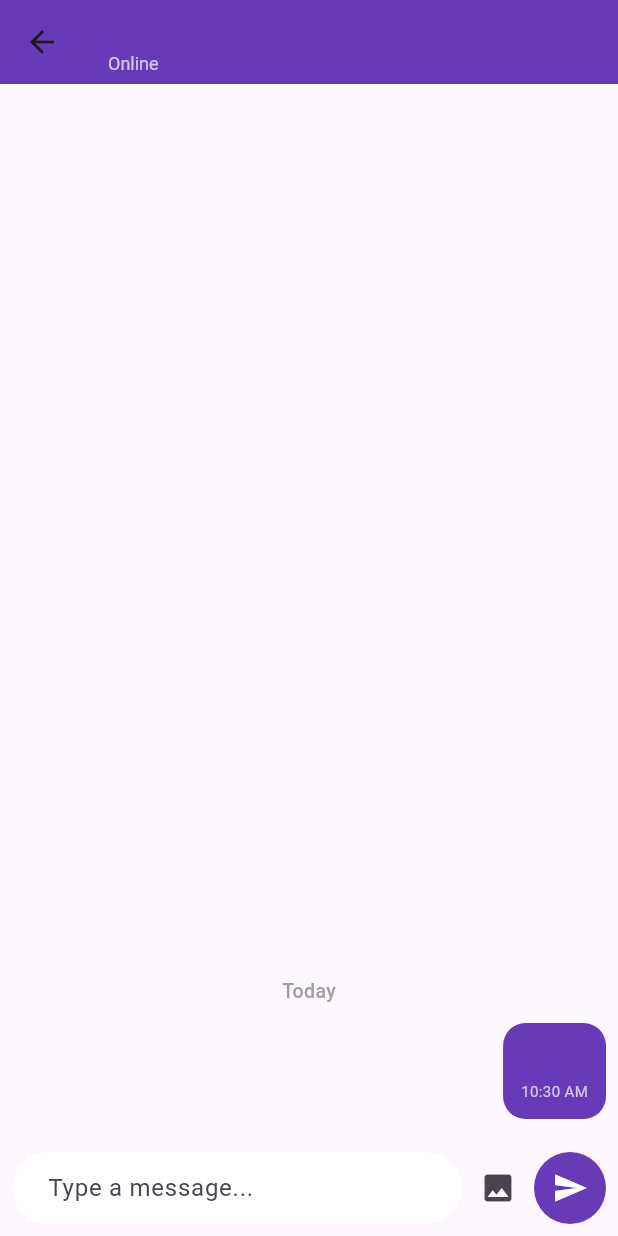
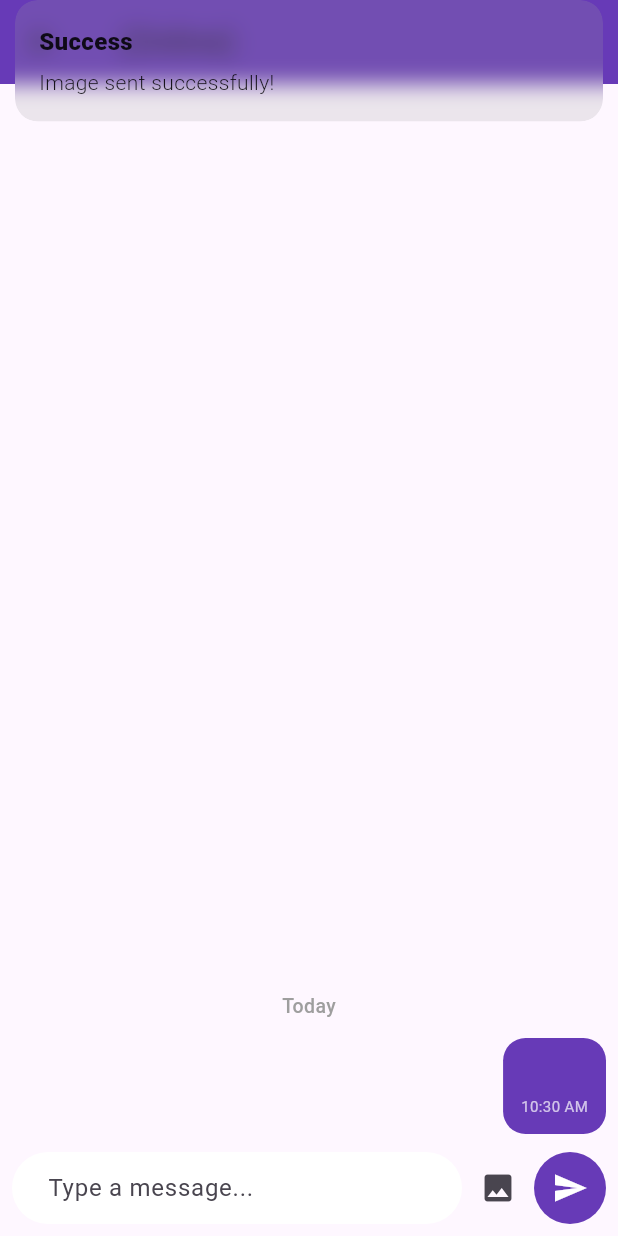
Before and after one commit to Abdullah4445/admin_privatily, a Flutter app: the ChattingPage screen opened directly with empty values, after a tap on the "image" icon, on a phone screen of 412 x 824 dp. Run offline on Flutter 3.47's test engine with Material 3 defaults, Android fonts, the phone set to English and light mode, and no system bars; our stand-ins replace cloud_firestore, firebase_auth, firebase_core, gap, get, lottie; accounts and stored records are empty; network calls fail.

```diff
--- a/lib/chatting_page/chatting_page_logic.dart
+++ b/lib/chatting_page/chatting_page_logic.dart
@@ -1,18 +1,19 @@
-import 'package:flutter/material.dart';
+import 'package:cloud_firestore/cloud_firestore.dart';
+import 'package:firebase_auth/firebase_auth.dart';
 import 'package:get/get.dart';
-import 'package:firebase_auth/firebase_auth.dart';
-import 'package:cloud_firestore/cloud_firestore.dart';
 
-import '../models/messages.dart';
+import '../models/messages.dart'; // Ensure this path is correct
 
 class ChattingPageLogic extends GetxController {
   final FirebaseFirestore myFbFs = FirebaseFirestore.instance;
   final FirebaseAuth myFbAuth = FirebaseAuth.instance;
   var messages = <Messages>[].obs;
   final RxBool receiverOnlineStatus = false.obs;
+  final RxBool isLoading = false.obs; // Added isLoading observable
 
   // ✅ Send text message
   Future<void> sendMessage(String chatRoomId, String receiverId, String messageText) async {
+    isLoading.value = true;
     try {
       final senderId = myFbAuth.currentUser?.uid;
       if (senderId == null) return;
@@ -23,18 +24,25 @@ class ChattingPageLogic extends GetxController {
         'messageText': messageText,
         'messageType': 'text',
         'timestamp': FieldValue.serverTimestamp(),
-      });
+      }); // success message
     } catch (e) {
-      Get.snackbar('Send Failed', e.toString());
+      print("Error sending message: $e"); // Crucial for debugging
+      Get.snackbar('Send Failed', 'An error occurred: ${e.toString()}'); // User-friendly message
+    } finally {
+      print("Finally block executed");
+      isLoading.value = false; // Stop loading
     }
   }
 
   // ✅ Pick & send image message (placeholder only)
   Future<void> pickImage(String chatRoomId, String receiverId) async {
+    isLoading.value = true; // Start loading
+    try {
       // You can use image_picker or file_picker package here
       // For now, let's simulate sending an image URL
-    final dummyImageUrl = "https://via.placeholder.com/150";
+      const dummyImageUrl = "https://via.placeholder.com/150";
       final senderId = myFbAuth.currentUser?.uid;
+      if (senderId == null) return;
 
       await myFbFs.collection('ChatsRoomId').doc(chatRoomId).collection('Messages').add({
         'senderId': senderId,
@@ -43,6 +51,13 @@ class ChattingPageLogic extends GetxController {
         'imageUrl': dummyImageUrl,
         'timestamp': FieldValue.serverTimestamp(),
       });
+      Get.snackbar('Success', 'Image sent successfully!'); // success message
+    } catch (e) {
+      print("Error picking image: $e");
+      Get.snackbar('Image Upload Failed', 'An error occurred: ${e.toString()}');
+    } finally{
+      isLoading.value = false; // Stop loading
+    }
   }
 
   // ✅ Get messages from Firestore
@@ -61,4 +76,10 @@ class ChattingPageLogic extends GetxController {
   void updateMessages(List<Messages> newMessages) {
     messages.value = newMessages;
   }
+
+  @override
+  void onClose() {
+    // You don't need to call Get.delete here. GetX manages the lifecycle.
+    super.onClose();
   }
+}
--- a/lib/chatting_page/chatting_page_view.dart
+++ b/lib/chatting_page/chatting_page_view.dart
@@ -1,12 +1,16 @@
+import 'dart:async';
+
 import 'package:admin_privatily/chatting_page/widgets/chat_bubble.dart';
 import 'package:admin_privatily/chatting_page/widgets/date_header.dart';
 import 'package:admin_privatily/chatting_page/widgets/message_input_field.dart';
 import 'package:flutter/material.dart';
 import 'package:get/get.dart';
-import 'dart:async';
 import 'package:cloud_firestore/cloud_firestore.dart';
+import 'package:firebase_auth/firebase_auth.dart';
+import 'package:intl/intl.dart';
 
-import '../models/messages.dart';
+import '../firebase_utils.dart';
+import '../login_screen/logic.dart';
 import 'chatting_page_logic.dart';
 
 class ChattingPage extends StatefulWidget {
@@ -25,156 +29,82 @@ class ChattingPage extends StatefulWidget {
   State<ChattingPage> createState() => _ChattingPageState();
 }
 
-class _ChattingPageState extends State<ChattingPage> {
+class _ChattingPageState extends State<ChattingPage>
+    with WidgetsBindingObserver {
   final ChattingPageLogic logic = Get.put(ChattingPageLogic());
+  final Login_pageLogic logic1 = Get.put(Login_pageLogic());
   final TextEditingController _messageController = TextEditingController();
-  final RxString receiverStatusText = ''.obs;
   bool isLoading = false;
+
   Timer? _typingTimer;
+  final _auth = FirebaseAuth.instance;
+  final _firestore = FirebaseFirestore.instance;
 
   @override
   void initState() {
     super.initState();
+    WidgetsBinding.instance.addObserver(this);
+    setUserOnline();
+
     logic.getMessages(widget.chatRoomId).listen((newMessages) {
       logic.updateMessages(newMessages);
     });
-    _updateOnlineStatus(true);
-    _listenToReceiverStatus();
   }
 
   @override
   void dispose() {
-    _updateOnlineStatus(false);
-    _setTyping(false);
+    setUserOffline();
+    WidgetsBinding.instance.removeObserver(this);
     _typingTimer?.cancel();
+    Get.delete<ChattingPageLogic>();
     super.dispose();
-    Get.delete<ChattingPageLogic>();
   }
 
-  void _updateOnlineStatus(bool online) async {
-    final uid = logic.myFbAuth.currentUser!.uid;
-    print("Setting online status for user $uid to $online");
-
-    try {
-      await logic.myFbFs.collection('ChatsRoomId').doc(widget.chatRoomId).set({
-        'onlineStatus': {uid: online},
-        if (!online) 'lastSeen': {uid: Timestamp.now()},
+  Future<void> setUserOffline() async {
+    final user = _auth.currentUser;
+    if (user != null) {
+      await _firestore.collection('users').doc(user.uid).set({
+        'isOnline': false,
+        'lastSeen': FieldValue.serverTimestamp(),
       }, SetOptions(merge: true));
-      print("Online status updated successfully in Firestore.");
-    } catch (e) {
-      print("Error updating online status: $e");
     }
   }
 
-  Future<void> _setTyping(bool isTyping) async {
-    final uid = logic.myFbAuth.currentUser!.uid;
-    // Prevent unnecessary writes if the status is already the same
-    final currentTypingStatus = await logic.myFbFs.collection('ChatsRoomId')
-        .doc(widget.chatRoomId)
-        .get()
-        .then((doc) => doc.data()?['typingStatus']?[uid] as bool?);
-
-    if (currentTypingStatus == isTyping) {
-      print("Typing status is already $isTyping, skipping update");
-      return;
-    }
-
-    print("Setting typing status for user $uid to $isTyping");
-
-    try {
-      await logic.myFbFs.collection('ChatsRoomId').doc(widget.chatRoomId).set({
-        'typingStatus': {uid: isTyping}
-      }, SetOptions(merge: true));
-      print("Typing status updated successfully in Firestore.");
-    } catch (e) {
-      print("Error setting typing status: $e");
+  @override
+  void didChangeAppLifecycleState(AppLifecycleState state) {
+    if (state == AppLifecycleState.resumed) {
+      setUserOnline();
+    } else if (state == AppLifecycleState.inactive ||
+        state == AppLifecycleState.paused ||
+        state == AppLifecycleState.detached) {
+      setUserOffline();
     }
   }
 
-
-  void _listenToReceiverStatus() {
-    print("Listening to receiver status for chatRoomId: ${widget.chatRoomId}, receiverId: ${widget.receiverId}");
-
-    logic.myFbFs.collection('ChatsRoomId').doc(widget.chatRoomId).snapshots().listen((doc) {
-      if (!mounted) {
-        print("Widget is not mounted.  Exiting _listenToReceiverStatus.");
-        return;
+  void setTypingStatus(bool isTyping) async {
+    final user = _auth.currentUser;
+    if (user != null) {
+      await _firestore.collection('users').doc(user.uid).set({
+        'isTyping': isTyping,
+      }, SetOptions(merge: true));
     }
-
-      final data = doc.data();
-      print("Snapshot Data: $data");
-
-      if (data != null) {
-        final typingStatusMap = data['typingStatus'] as Map<String, dynamic>?;
-        final onlineStatusMap = data['onlineStatus'] as Map<String, dynamic>?;
-        final lastSeenMap = data['lastSeen'] as Map<String, dynamic>?;
-
-        print("Typing Status Map: $typingStatusMap");
-        print("Online Status Map: $onlineStatusMap");
-        print("Last Seen Map: $lastSeenMap");
-
-        // Check for receiverId (Guest User Id)
-        final isReceiverTypingValue = typingStatusMap?[widget.receiverId] == true;
-        final isReceiverOnline = onlineStatusMap?[widget.receiverId] == true;
-        final lastSeenTimestamp = lastSeenMap?[widget.receiverId];
-
-        print("widget.receiverId: ${widget.receiverId}");
-        print("isReceiverTypingValue: $isReceiverTypingValue");
-
-        String newStatusText = 'Offline'; // Default status
-
-        if (isReceiverTypingValue) {
-          newStatusText = 'Typing...';
-          print("Setting receiverStatusText to 'Typing...'");
-        } else if (isReceiverOnline) {
-          newStatusText = 'Online';
-          print("Setting receiverStatusText to 'Online'");
-        } else if (lastSeenTimestamp != null && lastSeenTimestamp is Timestamp) {
-          final dt = lastSeenTimestamp.toDate();
-          final timeString = '${dt.hour.toString().padLeft(2, '0')}:${dt.minute.toString().padLeft(2, '0')}';
-          newStatusText = 'Last seen at $timeString';
-          print("Setting receiverStatusText to 'Last seen at $timeString'");
-        }
-
-        // Only update if the status has changed
-        if (receiverStatusText.value != newStatusText) {
-          receiverStatusText.value = newStatusText;
-        }
-
-      } else {
-        if (receiverStatusText.value != 'Offline') {
-          receiverStatusText.value = 'Offline';
-          print("Setting receiverStatusText to 'Offline' (no data)");// Default status when data is null
-        }
-      }
-    }, onError: (error) {
-      print("Error listening to receiver status: $error");
-      if (receiverStatusText.value != 'Error') {
-        receiverStatusText.value = 'Error';
-        print("Setting receiverStatusText to 'Error'");// Set an error status
-      }
-    });
   }
 
   @override
   Widget build(BuildContext context) {
     return Scaffold(
       appBar: AppBar(
-        title: Column(
-          crossAxisAlignment: CrossAxisAlignment.start,
+        title: Row(
           children: [
-            Text(widget.receiverName, style: const TextStyle(color: Colors.white)),
-            Obx(() => Text(
-              receiverStatusText.value,
-              style: const TextStyle(fontSize: 12, color: Colors.white70),
-            )),
+            Text(widget.receiverName,
+                style: const TextStyle(color: Colors.white)),
+            SizedBox(width: 8),
+            GuestStatus(guestUserId: widget.receiverId),
           ],
         ),
         backgroundColor: Colors.deepPurple,
       ),
-      body: GestureDetector( // Dismiss keyboard on tap
-        onTap: () => FocusScope.of(context).unfocus(),
-        child: Stack(
+      body: Stack(
         children: [
           Column(
             children: [
@@ -188,19 +118,17 @@ class _ChattingPageState extends State<ChattingPage> {
                   return ListView.builder(
                     reverse: true,
                     itemCount: messages.length,
-                      padding: const EdgeInsets.only(bottom: 10),
                     itemBuilder: (context, index) {
                       final message = messages[index];
-                        final isMe = message.senderId == logic.myFbAuth.currentUser?.uid;
-
+                      final isMe =
+                          message.senderId == logic.myFbAuth.currentUser?.uid;
                       final showDateHeader = index == messages.length - 1 ||
-                            (message.timestamp != null &&
-                                messages[index + 1].timestamp != null &&
-                                message.timestamp!.day != messages[index + 1].timestamp!.day);
-
+                          message.timestamp!.day !=
+                              messages[index + 1].timestamp!.day;
                       return Column(
                         children: [
-                            if (showDateHeader && message.timestamp != null) DateHeader(date: message.timestamp!),
+                          if (showDateHeader)
+                            DateHeader(date: message.timestamp!),
                           ChatBubble(message: message, isMe: isMe),
                         ],
                       );
@@ -212,39 +140,37 @@ class _ChattingPageState extends State<ChattingPage> {
                 padding: const EdgeInsets.all(8.0),
                 child: MessageInputField(
                   controller: _messageController,
-                    onSendPressed: () async {
+                  onSendPressed: () {
                     final text = _messageController.text.trim();
                     if (text.isNotEmpty) {
                       setState(() => isLoading = true);
-                        await logic.sendMessage(widget.chatRoomId, widget.receiverId, text);
-                        _setTyping(false);
+                      logic.sendMessage(
+                          widget.chatRoomId, widget.receiverId, text);
                       _messageController.clear();
-                        if (mounted) setState(() => isLoading = false);
+                      setState(() => isLoading = false);
                     }
                   },
                   onImagePressed: () async {
-                      if (mounted) setState(() => isLoading = true);
-                      await logic.pickImage(widget.chatRoomId, widget.receiverId);
-                      if (mounted) setState(() => isLoading = false);
+                    setState(() => isLoading = true);
+                    await logic.pickImage(
+                        widget.chatRoomId, widget.receiverId);
+                    setState(() => isLoading = false);
                   },
                   onChanged: (text) {
-                      print("onChanged called. Text: $text");
-                      final isTyping = text.isNotEmpty;
-                      _setTyping(isTyping); // Set typing based on if text is empty or not.
-
+                    final isTyping = text.trim().isNotEmpty;
+                    print("onChanged called. text: '$text', isTyping: $isTyping");
+                    setTypingStatus(isTyping);
+                    if (_typingTimer != null && _typingTimer!.isActive) {
+                      print("Timer cancelled");
+                      _typingTimer!.cancel();
+                    }
                     if (isTyping) {
-                        // Cancel the previous timer if it exists
-                        _typingTimer?.cancel();
-
-                        // Start a new timer
-                        _typingTimer = Timer(const Duration(seconds: 2), () {
-                          print("Timer fired. Setting typing to false.");
-                          _setTyping(false);
+                      _typingTimer = Timer(const Duration(seconds: 1), () {
+                        print("Timer expired, setting isTyping to false");
+                        setTypingStatus(false);
                       });
                     } else {
-                        // If the text is empty, immediately set typing to false and cancel the timer
-                        _typingTimer?.cancel();
-                        _setTyping(false);
+                      print("Text field is empty");
                     }
                   },
                 ),
@@ -254,7 +180,65 @@ class _ChattingPageState extends State<ChattingPage> {
           if (isLoading) const Center(child: CircularProgressIndicator()),
         ],
       ),
-      ),
+    );
+  }
+
+  Future<void> setUserOnline() async {
+    final user = _auth.currentUser;
+    if (user != null) {
+      try {
+        await FirebaseFirestore.instance.collection('users').doc(user.uid).set({
+          'isOnline': true,
+          'lastSeen': FieldValue.serverTimestamp(),
+        }, SetOptions(merge: true));
+        print("User ${user.uid} set to online");
+      } catch (e) {
+        print("Error setting user online: $e");
+      }
+    } else {
+      print("No user logged in, cannot set online status.");
+    }
+  }
+}
+
+class GuestStatus extends StatelessWidget {
+  final String guestUserId;
+
+  const GuestStatus({Key? key, required this.guestUserId}) : super(key: key);
+
+  @override
+  Widget build(BuildContext context) {
+    return StreamBuilder<DocumentSnapshot>(
+      stream: FirebaseFirestore.instance
+          .collection('users')
+          .doc(guestUserId)
+          .snapshots(),
+      builder: (context, snapshot) {
+        print("StreamBuilder snapshot: ${snapshot.data?.data()}");
+        if (snapshot.hasData && snapshot.data!.exists) {
+          final userData = snapshot.data!.data() as Map<String, dynamic>;
+          final isOnline = userData['isOnline'] ?? false;
+          final isTyping = userData['isTyping'] ?? false;
+          final lastSeen = userData['lastSeen'] as Timestamp?;
+
+          if (isTyping) {
+            return const Text("(Typing...)");
+          } else if (isOnline) {
+            return const Text("(Online)");
+          } else {
+            if (lastSeen != null) {
+              DateTime dateTime = lastSeen.toDate();
+              String formattedDate =
+              DateFormat('dd/MM/yyyy hh:mm a').format(dateTime);
+              return Text("(Last seen: $formattedDate)");
+            } else {
+              return const Text("(Offline)");
+            }
+          }
+        } else {
+          return const Text("(Loading status...)");
+        }
+      },
     );
   }
 }
--- a/pubspec.yaml
+++ b/pubspec.yaml
@@ -47,6 +47,7 @@ dependencies:
   lottie: ^3.3.1
   intl: ^0.20.2
   shared_preferences: ^2.5.3
+  rxdart:
 
 dev_dependencies:
   flutter_test:
```
Also changed, not shown: lib/chatting_page/widgets/showCommonQuestions.dart (added, +66 -0 lines), lib/chatting_page/widgets/status_helper.dart (added, +69 -0 lines), lib/firebase_utils.dart (added, +20 -0 lines), lib/login_screen/logic.dart (+11 -0 lines), lib/main.dart (+14 -3 lines), pubspec.lock. Lines whose indentation alone changed are shown as unchanged.
